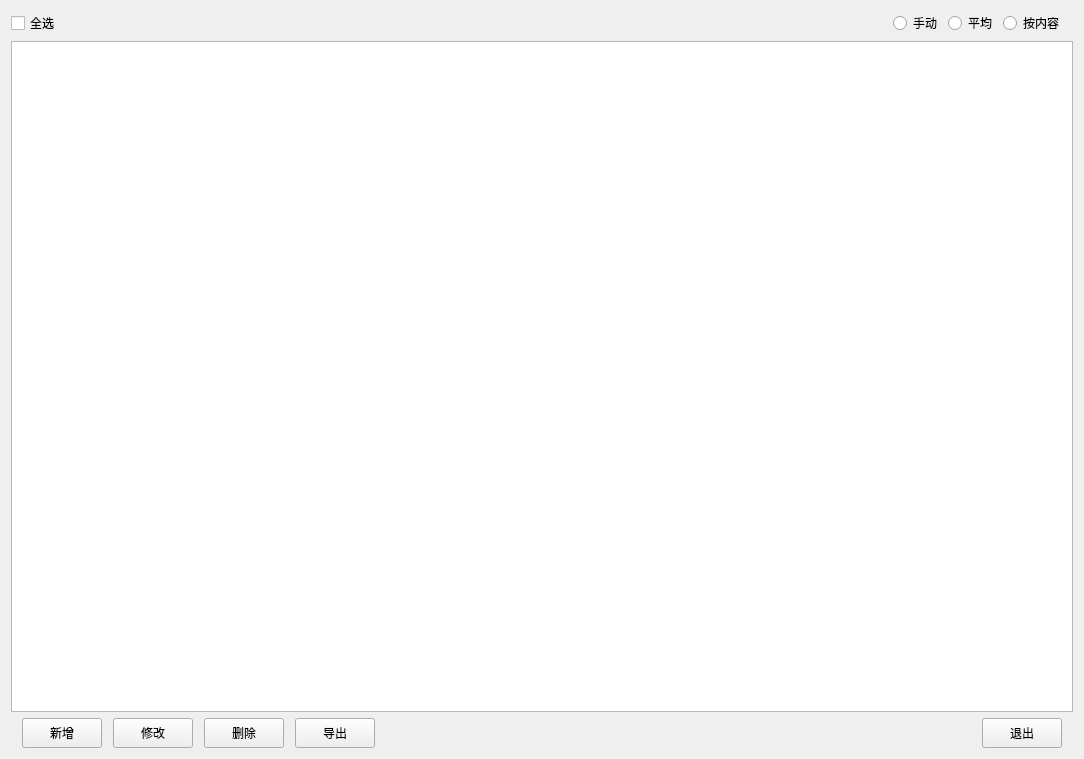
Before: the Qt Designer form Qt/ERP/formcustommanage.ui in superp2017/NTERP, drawn with Qt 5.
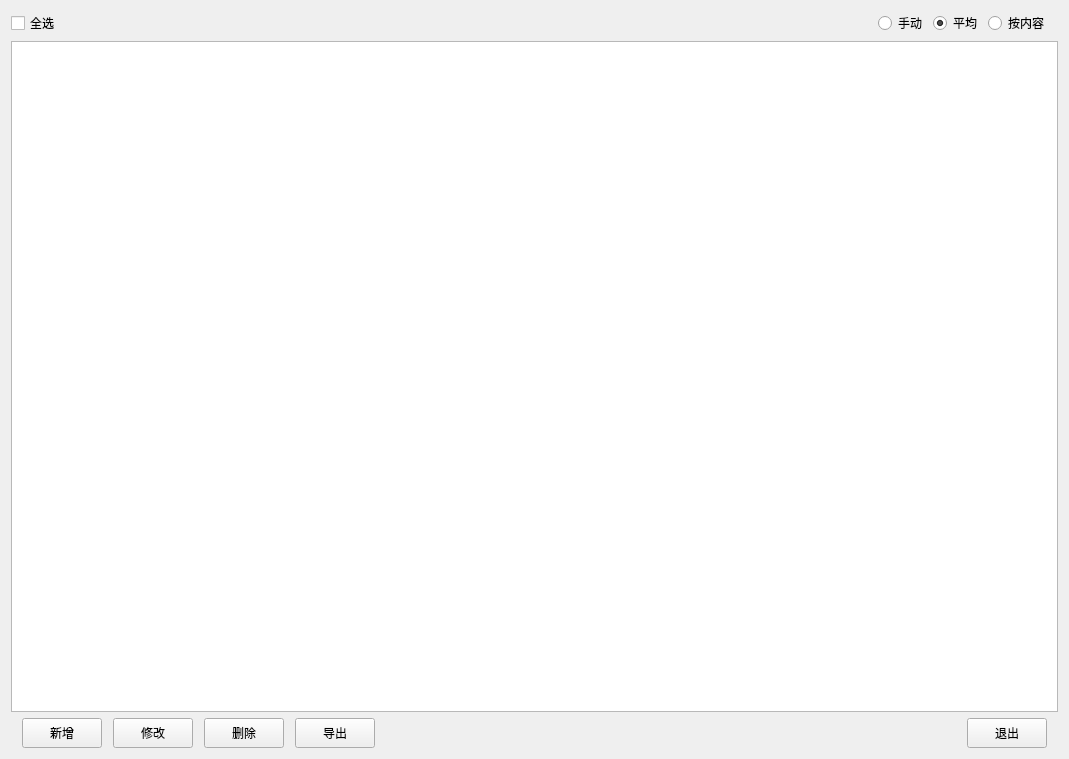
After: the same form once the commit is applied. Custom widgets are drawn as their Qt base class.

The edit to the form file:
```diff
--- a/Qt/ERP/formcustommanage.ui
+++ b/Qt/ERP/formcustommanage.ui
@@ -6,7 +6,7 @@
    <rect>
     <x>0</x>
     <y>0</y>
-    <width>1084</width>
+    <width>1069</width>
     <height>759</height>
    </rect>
   </property>
@@ -51,6 +51,9 @@
        <property name="text">
         <string>平均</string>
        </property>
+       <property name="checked">
+        <bool>true</bool>
+       </property>
       </widget>
      </item>
      <item>
```
